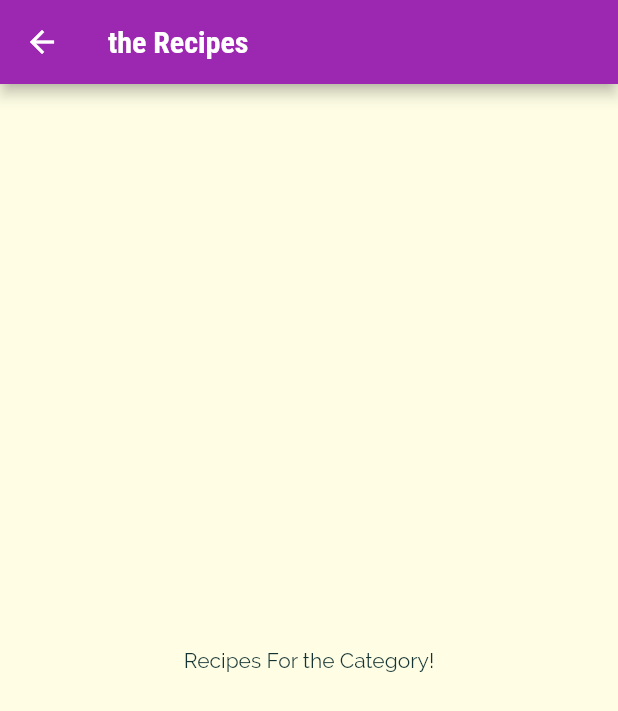
After one commit to akjha96/Khana_Khao_Flutter_App, a Flutter app: the screen it shows after launch, after a tap on "Italian", on a phone screen of 412 x 824 dp. The commit adds this screen. Shown: the top 711 px of the screen. Run offline on Flutter 3.47's test engine with Material 2 defaults, Android fonts, the phone set to English and light mode, and no system bars.

Commit message:
Added CategoMealsScreen Widget & hooked CategoryScreen WG to navigate to it

```diff
--- a/lib/category_item.dart
+++ b/lib/category_item.dart
@@ -1,4 +1,5 @@
 import 'package:flutter/material.dart';
+import 'package:khana_khao/category_meals_screen.dart';
 
 class CategoryItem extends StatelessWidget {
   final String title;
@@ -7,9 +8,19 @@ class CategoryItem extends StatelessWidget {
   const CategoryItem({Key? key, required this.title, required this.color})
       : super(key: key);
 
+  void selectCategory(BuildContext context) {
+    Navigator.of(context).push(MaterialPageRoute(
+      builder: (_) => CategoryMealsScreen(),
+    ));
+  }
+
   @override
   Widget build(BuildContext context) {
-    return Container(
+    return InkWell(
+      onTap: () => selectCategory(context),
+      splashColor: Theme.of(context).primaryColor,
+      borderRadius: BorderRadius.circular(15),
+      child: Container(
         padding: const EdgeInsets.all(15),
         child: Text(
           title,
@@ -26,6 +37,7 @@ class CategoryItem extends StatelessWidget {
           ),
           borderRadius: BorderRadius.circular(15),
         ),
+      ),
     );
   }
 }
--- /dev/null
+++ b/lib/category_meals_screen.dart
@@ -0,0 +1,19 @@
+import 'package:flutter/material.dart';
+
+class CategoryMealsScreen extends StatelessWidget {
+  const CategoryMealsScreen({Key? key}) : super(key: key);
+
+  @override
+  Widget build(BuildContext context) {
+    return Scaffold(
+      appBar: AppBar(
+        title: Text(
+          'the Recipes',
+        ),
+      ),
+      body: Center(
+        child: Text('Recipes For the Category!'),
+      ),
+    );
+  }
+}
```
Lines whose indentation alone changed are shown as unchanged.
